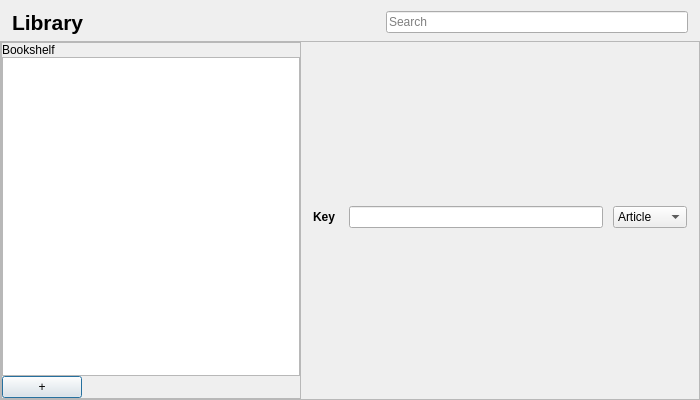
Above: labnote/ui/qt_ui/library.ui from drs/LabNote before the change. Below: the same form after it.
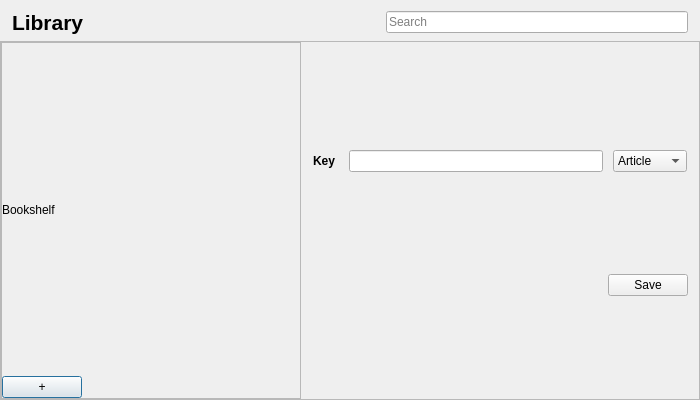
That is the form after the change.

Commit message: Added library category, subcategory and references

Patch:
```diff
--- a/labnote/ui/qt_ui/library.ui
+++ b/labnote/ui/qt_ui/library.ui
@@ -155,9 +155,6 @@
            </property>
           </widget>
          </item>
-         <item>
-          <widget class="QTreeView" name="treeview"/>
-         </item>
          <item>
           <layout class="QHBoxLayout" name="horizontalLayout">
            <property name="spacing">
@@ -207,10 +204,10 @@
          <number>6</number>
         </property>
         <property name="rightMargin">
-         <number>12</number>
+         <number>0</number>
         </property>
         <property name="bottomMargin">
-         <number>12</number>
+         <number>0</number>
         </property>
         <item>
          <layout class="QHBoxLayout" name="horizontalLayout_5">
@@ -220,6 +217,9 @@
           <property name="sizeConstraint">
            <enum>QLayout::SetDefaultConstraint</enum>
           </property>
+          <property name="rightMargin">
+           <number>12</number>
+          </property>
           <item>
            <widget class="QLabel" name="lbl_key">
             <property name="minimumSize">
@@ -273,6 +273,39 @@
           </item>
          </layout>
         </item>
+        <item>
+         <layout class="QHBoxLayout" name="horizontalLayout_2">
+          <property name="spacing">
+           <number>0</number>
+          </property>
+          <property name="rightMargin">
+           <number>11</number>
+          </property>
+          <item>
+           <spacer name="horizontalSpacer_2">
+            <property name="orientation">
+             <enum>Qt::Horizontal</enum>
+            </property>
+            <property name="sizeHint" stdset="0">
+             <size>
+              <width>40</width>
+              <height>20</height>
+             </size>
+            </property>
+           </spacer>
+          </item>
+          <item>
+           <widget class="QPushButton" name="btn_save">
+            <property name="text">
+             <string>Save</string>
+            </property>
+            <property name="autoDefault">
+             <bool>false</bool>
+            </property>
+           </widget>
+          </item>
+         </layout>
+        </item>
        </layout>
       </item>
      </layout>
```
Left out of the diff: 8 changed lines with no effect on the pictures. The commit also changes 11 other files.
